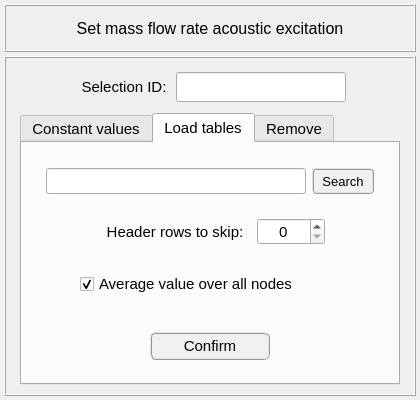
Above: data/ui_files/model/acoustic/mass_flow_rate_input.ui from MOPT-UFSC/VIBRA before the change. Below: the same form after it.
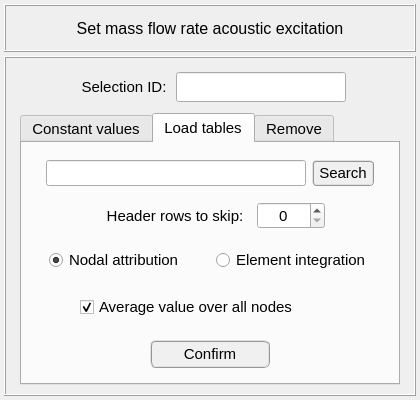
That is the form after the change. The open tabs and pages were chosen to show the change.

```diff
--- a/data/ui_files/model/acoustic/mass_flow_rate_input.ui
+++ b/data/ui_files/model/acoustic/mass_flow_rate_input.ui
@@ -685,7 +685,7 @@
           <property name="spacing">
            <number>2</number>
           </property>
-          <item row="2" column="0">
+          <item row="3" column="0">
            <widget class="QFrame" name="frame_21">
             <property name="frameShape">
              <enum>QFrame::NoFrame</enum>
@@ -724,78 +724,6 @@
             </layout>
            </widget>
           </item>
-          <item row="3" column="0">
-           <widget class="QFrame" name="frame_10">
-            <property name="minimumSize">
-             <size>
-              <width>260</width>
-              <height>40</height>
-             </size>
-            </property>
-            <property name="maximumSize">
-             <size>
-              <width>400</width>
-              <height>100</height>
-             </size>
-            </property>
-            <property name="frameShape">
-             <enum>QFrame::NoFrame</enum>
-            </property>
-            <property name="frameShadow">
-             <enum>QFrame::Raised</enum>
-            </property>
-            <layout class="QGridLayout" name="gridLayout_13">
-             <property name="leftMargin">
-              <number>2</number>
-             </property>
-             <property name="topMargin">
-              <number>2</number>
-             </property>
-             <property name="rightMargin">
-              <number>2</number>
-             </property>
-             <property name="bottomMargin">
-              <number>2</number>
-             </property>
-             <property name="spacing">
-              <number>2</number>
-             </property>
-             <item row="0" column="0">
-              <widget class="QPushButton" name="pushButton_table_values_confirm">
-               <property name="minimumSize">
-                <size>
-                 <width>120</width>
-                 <height>28</height>
-                </size>
-               </property>
-               <property name="maximumSize">
-                <size>
-                 <width>120</width>
-                 <height>28</height>
-                </size>
-               </property>
-               <property name="font">
-                <font>
-                 <family>MS Shell Dlg 2</family>
-                 <pointsize>11</pointsize>
-                 <weight>50</weight>
-                 <italic>false</italic>
-                 <bold>false</bold>
-                </font>
-               </property>
-               <property name="styleSheet">
-                <string notr="true">QPushButton{border-radius: 6px; border-color: rgb(150, 150, 150); border-style: ridge; border-width: 2px; color: rgb(0, 0, 0); background-color: rgb(240, 240, 240); font: 11pt &quot;MS Shell Dlg 2&quot;}
-QPushButton:hover{border-radius: 6px; border-color: rgb(0, 170, 255); border-style: ridge; border-width: 2px; color: rgb(0, 0, 0); background-color: rgba(174, 213, 255, 100); font: 11pt &quot;MS Shell Dlg 2l&quot;}
-QPushButton:pressed{border-radius: 6px; border-color: rgb(0, 170, 255); border-style: ridge; border-width: 3px; color: rgb(0, 0, 0); background-color: rgb(174, 213, 255); font: 11pt &quot;MS Shell Dlg 2&quot;}</string>
-               </property>
-               <property name="text">
-                <string>Confirm</string>
-               </property>
-              </widget>
-             </item>
-            </layout>
-           </widget>
-          </item>
           <item row="0" column="0">
            <widget class="QFrame" name="frame_9">
             <property name="minimumSize">
@@ -861,7 +789,7 @@
                <property name="font">
                 <font>
                  <family>MS Shell Dlg 2</family>
-                 <pointsize>10</pointsize>
+                 <pointsize>11</pointsize>
                  <weight>50</weight>
                  <italic>false</italic>
                  <bold>false</bold>
@@ -1029,6 +957,161 @@
             </layout>
            </widget>
           </item>
+          <item row="4" column="0">
+           <widget class="QFrame" name="frame_10">
+            <property name="minimumSize">
+             <size>
+              <width>260</width>
+              <height>40</height>
+             </size>
+            </property>
+            <property name="maximumSize">
+             <size>
+              <width>400</width>
+              <height>100</height>
+             </size>
+            </property>
+            <property name="frameShape">
+             <enum>QFrame::NoFrame</enum>
+            </property>
+            <property name="frameShadow">
+             <enum>QFrame::Raised</enum>
+            </property>
+            <layout class="QGridLayout" name="gridLayout_13">
+             <property name="leftMargin">
+              <number>0</number>
+             </property>
+             <property name="topMargin">
+              <number>0</number>
+             </property>
+             <property name="rightMargin">
+              <number>0</number>
+             </property>
+             <property name="bottomMargin">
+              <number>0</number>
+             </property>
+             <property name="spacing">
+              <number>0</number>
+             </property>
+             <item row="0" column="0">
+              <widget class="QPushButton" name="pushButton_table_values_confirm">
+               <property name="minimumSize">
+                <size>
+                 <width>120</width>
+                 <height>28</height>
+                </size>
+               </property>
+               <property name="maximumSize">
+                <size>
+                 <width>120</width>
+                 <height>28</height>
+                </size>
+               </property>
+               <property name="font">
+                <font>
+                 <family>MS Shell Dlg 2</family>
+                 <pointsize>11</pointsize>
+                 <weight>50</weight>
+                 <italic>false</italic>
+                 <bold>false</bold>
+                </font>
+               </property>
+               <property name="styleSheet">
+                <string notr="true">QPushButton{border-radius: 6px; border-color: rgb(150, 150, 150); border-style: ridge; border-width: 2px; color: rgb(0, 0, 0); background-color: rgb(240, 240, 240); font: 11pt &quot;MS Shell Dlg 2&quot;}
+QPushButton:hover{border-radius: 6px; border-color: rgb(0, 170, 255); border-style: ridge; border-width: 2px; color: rgb(0, 0, 0); background-color: rgba(174, 213, 255, 100); font: 11pt &quot;MS Shell Dlg 2l&quot;}
+QPushButton:pressed{border-radius: 6px; border-color: rgb(0, 170, 255); border-style: ridge; border-width: 3px; color: rgb(0, 0, 0); background-color: rgb(174, 213, 255); font: 11pt &quot;MS Shell Dlg 2&quot;}</string>
+               </property>
+               <property name="text">
+                <string>Confirm</string>
+               </property>
+              </widget>
+             </item>
+            </layout>
+           </widget>
+          </item>
+          <item row="2" column="0">
+           <widget class="QFrame" name="frame_16">
+            <property name="frameShape">
+             <enum>QFrame::NoFrame</enum>
+            </property>
+            <property name="frameShadow">
+             <enum>QFrame::Raised</enum>
+            </property>
+            <layout class="QGridLayout" name="gridLayout_15">
+             <property name="leftMargin">
+              <number>0</number>
+             </property>
+             <property name="topMargin">
+              <number>0</number>
+             </property>
+             <property name="rightMargin">
+              <number>0</number>
+             </property>
+             <property name="bottomMargin">
+              <number>0</number>
+             </property>
+             <item row="0" column="1">
+              <widget class="QRadioButton" name="radioButton_nodal_attribution_table">
+               <property name="maximumSize">
+                <size>
+                 <width>16777215</width>
+                 <height>16777215</height>
+                </size>
+               </property>
+               <property name="text">
+                <string>Nodal attribution</string>
+               </property>
+               <property name="checked">
+                <bool>true</bool>
+               </property>
+              </widget>
+             </item>
+             <item row="0" column="3">
+              <widget class="QRadioButton" name="radioButton_element_integration_table">
+               <property name="maximumSize">
+                <size>
+                 <width>16777215</width>
+                 <height>16777215</height>
+                </size>
+               </property>
+               <property name="text">
+                <string>Element integration</string>
+               </property>
+              </widget>
+             </item>
+             <item row="0" column="4">
+              <widget class="QFrame" name="frame_22">
+               <property name="frameShape">
+                <enum>QFrame::NoFrame</enum>
+               </property>
+               <property name="frameShadow">
+                <enum>QFrame::Raised</enum>
+               </property>
+              </widget>
+             </item>
+             <item row="0" column="0">
+              <widget class="QFrame" name="frame_17">
+               <property name="frameShape">
+                <enum>QFrame::NoFrame</enum>
+               </property>
+               <property name="frameShadow">
+                <enum>QFrame::Raised</enum>
+               </property>
+              </widget>
+             </item>
+             <item row="0" column="2">
+              <widget class="QFrame" name="frame_23">
+               <property name="frameShape">
+                <enum>QFrame::NoFrame</enum>
+               </property>
+               <property name="frameShadow">
+                <enum>QFrame::Raised</enum>
+               </property>
+              </widget>
+             </item>
+            </layout>
+           </widget>
+          </item>
          </layout>
         </widget>
         <widget class="QWidget" name="tab_remove">
```
Left out of the diff: 95 changed lines with no effect on the pictures.
